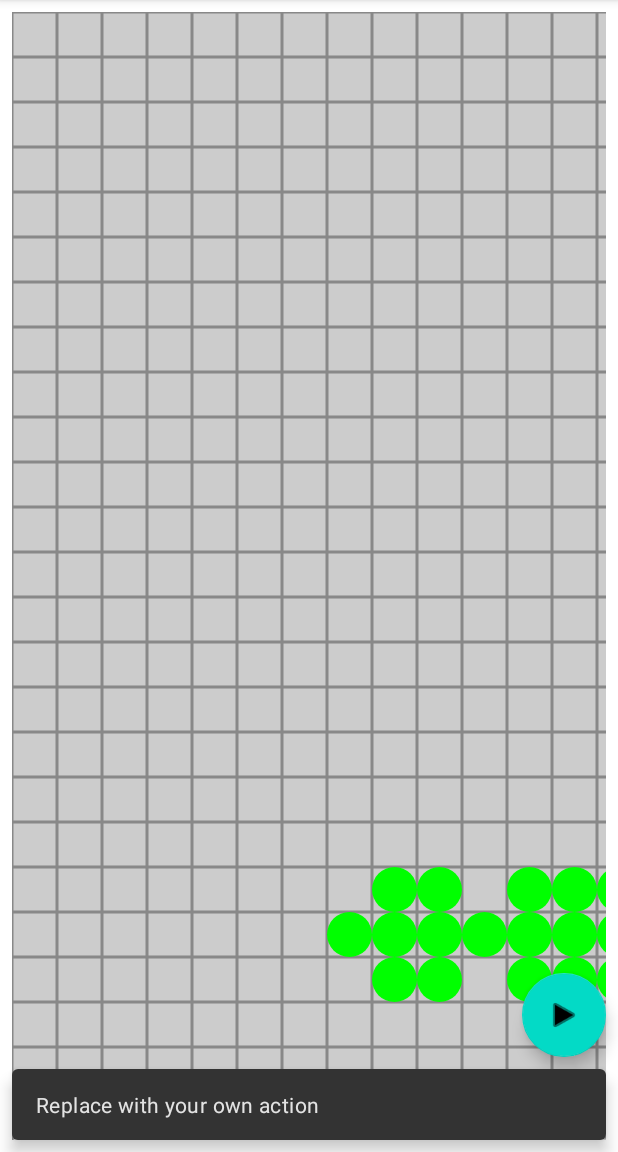
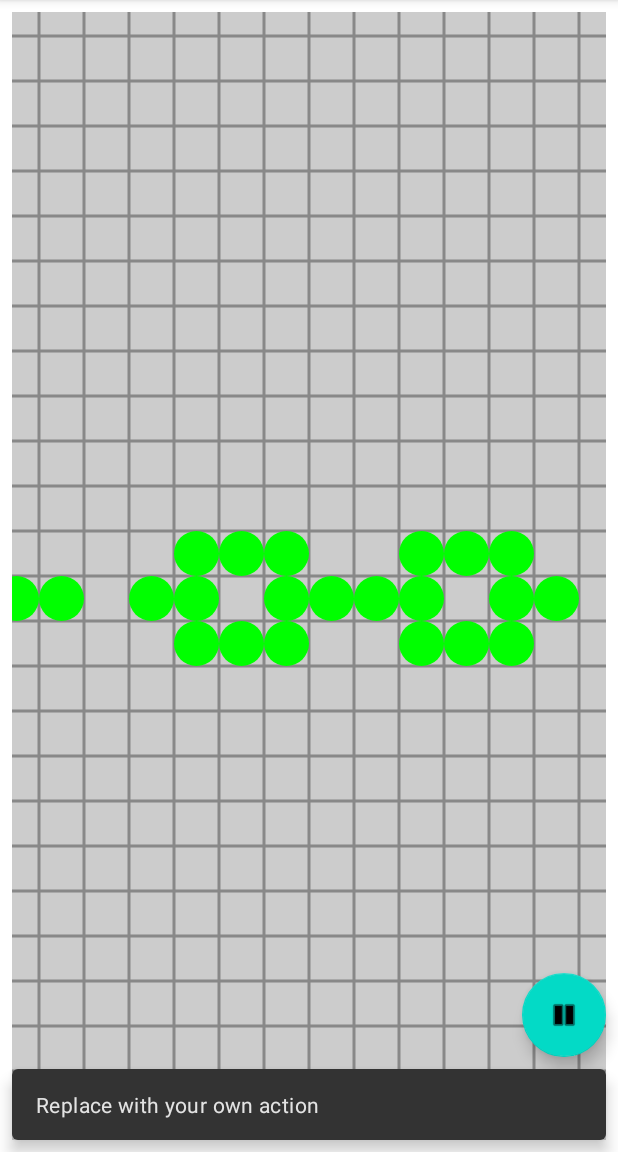
Before and after one commit to erikbuck/GameOfLife-for-Android, an Android app: the GameOfLifeActivity screen opened directly, with no data from a screen before it, after a tap on an icon or button, on a phone screen of 412 x 824 dp, the part 84-1236 px from its top. Run offline under Robolectric (Android 15) with nearby library versions, the light colour scheme and no system bars; libraries missing offline, so code that uses them is left out: junit.framework; 1 statement that could not run was skipped.

Commit message:
Added support for the standard set of starting conditionsselectable through a standard "settings" menu.

```diff
--- a/app/src/main/java/com/wsu/erikbuck/gameoflife/GameOfLifeActivity.java
+++ b/app/src/main/java/com/wsu/erikbuck/gameoflife/GameOfLifeActivity.java
@@ -5,11 +5,64 @@ import android.support.design.widget.FloatingActionButton;
 import android.support.design.widget.Snackbar;
 import android.support.v7.app.AppCompatActivity;
 import android.support.v7.widget.Toolbar;
-import android.view.View;
 import android.view.Menu;
 import android.view.MenuItem;
+import android.view.View;
+
+import java.util.HashMap;
 
 public class GameOfLifeActivity extends AppCompatActivity {
+
+    static final int gliderCellPositions[][] =  {
+            {1,0}, {2,1}, {2,2}, {1,2}, {0,2},
+    };
+
+    static final int smallExplosionsCellPositions[][] =  {
+            {0,1}, {0,2}, {1,0}, {1,1}, {1,3}, {2,1}, {2,2},
+    };
+    static final int explosionsCellPositions[][] =  {
+            {0,0}, {0,1}, {0,2}, {0,3}, {0,4}, {2,0}, {2,4}, {4,0}, {4,1}, {4,2}, {4,3}, {4,4},
+    };
+
+    static final int fishCellPositions[][] = {
+            {0,1}, {0,3}, {1,0}, {2,0}, {3,0}, {3,3}, {4,0}, {4,1}, {4,2}
+    };
+
+    static final int tenInARowCellPositions[][] = {
+            {-4,0}, {-3,0}, {-2,0}, {-1,0}, {0,0}, {1,0}, {2,0}, {3,0}, {4,0}, {5,0},
+    };
+
+    static final int pumpCellPositions[][] = {
+            {0,3}, {0,4}, {0,5}, {1,0}, {1,1}, {1,5}, {2,0}, {2,1}, {2,2}, {2,3}, {2,4}, {4,0}, {4,1}, {4,2}, {4,3}, {4,4}, {5,0}, {5,1}, {5,5}, {6,3}, {6,4}, {6,5},
+    };
+
+    static final int shooterCellPositions[][] = {
+            {0,2}, {0,3}, {1,2}, {1,3}, {8,3}, {8,4}, {9,2}, {9,4}, {10,2}, {10,3}, {16,4}, {16,5}, {16,6}, {17,4}, {18,5}, {22,1}, {22,2}, {23,0}, {23,2}, {24,0}, {24,1}, {24,12}, {24,13}, {25,12}, {25,14}, {26,12}, {34,0}, {34,1}, {35,0}, {35,1}, {35,7}, {35,8}, {35,9}, {36,7}, {37,8},
+    };
+
+    static final int clearCellPositions[][] = {
+    };
+
+    static final HashMap<Integer, int [][]>initialCellPositions() {
+        final HashMap<Integer, int [][]> map = new HashMap<>();
+        map.put(R.id.action_clear, clearCellPositions);
+        map.put(R.id.action_glider, gliderCellPositions);
+        map.put(R.id.action_small_explosion, smallExplosionsCellPositions);
+        map.put(R.id.action_explosion, explosionsCellPositions);
+        map.put(R.id.action_fish, fishCellPositions);
+        map.put(R.id.action_ten_in_a_row, tenInARowCellPositions);
+        map.put(R.id.action_pump, pumpCellPositions);
+        map.put(R.id.action_shooter, shooterCellPositions);
+        return map;
+    };
+
+    private void setModel(GameOfLifeModel model) {
+        assert(null != model);
+        GameOfLifeView gameView = (GameOfLifeView)findViewById(R.id.gameoflife);
+        assert(null != gameView);
+        gameView.setModel(model);
+        gameView.center();
+    }
 
     @Override
     protected void onCreate(Bundle savedInstanceState) {
@@ -18,16 +71,26 @@ public class GameOfLifeActivity extends AppCompatActivity {
         Toolbar toolbar = (Toolbar) findViewById(R.id.toolbar);
         setSupportActionBar(toolbar);
 
-        FloatingActionButton fab = (FloatingActionButton) findViewById(R.id.fab);
+        final FloatingActionButton fab = (FloatingActionButton) findViewById(R.id.fab);
         if (null != fab) {
             fab.setOnClickListener(new View.OnClickListener() {
                 @Override
                 public void onClick(View view) {
                     Snackbar.make(view, "Replace with your own action", Snackbar.LENGTH_LONG)
                             .setAction("Action", null).show();
+                    GameOfLifeView gameView = (GameOfLifeView)findViewById(R.id.gameoflife);
+                    assert(null != gameView);
+                    gameView.toggleIsRunning();
+                    if(gameView.getIsRunning()) {
+                        fab.setImageResource(android.R.drawable.ic_media_pause);
+                    } else {
+                        fab.setImageResource(android.R.drawable.ic_media_play);
+                    }
                 }
             });
-        }
+
+         }
+        setModel(new GameOfLifeModel(tenInARowCellPositions));
     }
 
     @Override
@@ -44,8 +107,9 @@ public class GameOfLifeActivity extends AppCompatActivity {
         // as you specify a parent activity in AndroidManifest.xml.
         int id = item.getItemId();
 
-        //noinspection SimplifiableIfStatement
-        if (id == R.id.action_settings) {
+        if(GameOfLifeActivity.initialCellPositions().containsKey(id))
+        {
+            setModel(new GameOfLifeModel(GameOfLifeActivity.initialCellPositions().get(id)));
             return true;
         }
 
--- a/app/src/main/java/com/wsu/erikbuck/gameoflife/GameOfLifeModel.java
+++ b/app/src/main/java/com/wsu/erikbuck/gameoflife/GameOfLifeModel.java
@@ -13,6 +13,12 @@ class CellCoordinate {
     public CellCoordinate(int x, int y) {
         this.x = x;
         this.y = y;
+    }
+
+    public CellCoordinate(int xy[]) {
+        assert 2 == xy.length;
+        this.x = xy[0];
+        this.y = xy[1];
     }
 
     public CellCoordinate(final CellCoordinate original, int dx, int dy) {
@@ -191,6 +197,13 @@ public class GameOfLifeModel {
         }
     }
 
+    GameOfLifeModel(final int initialPositions[][]) {
+        this.mCells = new Hashtable<CellCoordinate, LifeCell>();
+        for (int pos[] : initialPositions) {
+            this.spawnCellAt(new CellCoordinate(pos));
+        }
+    }
+
     public void update() {
         //Log.d("", "========= STARTING UPDATE =========");
         Hashtable<CellCoordinate, LifeCell>newHashtable = new Hashtable<CellCoordinate, LifeCell>();
--- a/app/src/main/java/com/wsu/erikbuck/gameoflife/GameOfLifeView.java
+++ b/app/src/main/java/com/wsu/erikbuck/gameoflife/GameOfLifeView.java
@@ -12,11 +12,12 @@ import android.util.AttributeSet;
  */
 public class GameOfLifeView extends ZoomableView {
     private static float cellSize = 45;
-    private static int delayMs = 200;
-    private android.graphics.Paint paint;
-    private GameOfLifeModel model;
+    private static int delayMs = 50;
 
+    private android.graphics.Paint mPaint;
+    private GameOfLifeModel mModel;
     private Handler mHandler;
+    private boolean mIsRunning;
 
     private static class Animator implements Runnable {
         GameOfLifeView mView;
@@ -27,11 +28,16 @@ public class GameOfLifeView extends ZoomableView {
 
         @Override
         public void run() {
-            mView.model.update();
+            mView.mModel.update();
             mView.invalidate();
-            mView.mHandler.postDelayed(this, delayMs);
+            if(mView.mIsRunning) {
+                mView.mHandler.postDelayed(this, delayMs);
+            }
         }
     }
+
+    Animator mRunnable;
+
     public GameOfLifeView(Context context) {
         super(context);
     }
@@ -47,24 +53,15 @@ public class GameOfLifeView extends ZoomableView {
     @Override
     protected void init(AttributeSet attrs, int defStyle) {
         super.init(attrs, defStyle);
+        mIsRunning = false;
         mHandler = new Handler();
-        paint = new Paint();
-        final CellCoordinate initialCellPositions[] = {
-                new CellCoordinate(10, 20),
-                new CellCoordinate(11, 20),
-                new CellCoordinate(12, 20),
-                new CellCoordinate(13, 20),
-                new CellCoordinate(14, 20),
-                new CellCoordinate(15, 20),
-                new CellCoordinate(16, 20),
-                new CellCoordinate(17, 20),
-                new CellCoordinate(18, 20),
-                new CellCoordinate(19, 20),
-        };
-        model = new GameOfLifeModel(initialCellPositions);
+        mPaint = new Paint();
+        mModel = null;
+        mRunnable = new Animator(this);
 
-        Animator runnable = new Animator(this);
-        mHandler.postDelayed(runnable, delayMs);
+        if(mIsRunning) {
+            mHandler.postDelayed(mRunnable, delayMs);
+        }
     }
 
     // This is a Template Method. It is called automatically after the canvas has been
@@ -76,19 +73,32 @@ public class GameOfLifeView extends ZoomableView {
         float right =  (float)Math.ceil((getRight() - translateX) / cellSize);
         float bottom =  (float)Math.ceil((getBottom() - translateY) / cellSize);
 
-        paint.setStrokeWidth(3);
-        paint.setColor(Color.GRAY);
+        mPaint.setStrokeWidth(3);
+        mPaint.setColor(Color.GRAY);
         for(float y = top; y <= bottom; y += 1) {
-            canvas.drawLine(left * cellSize, y * cellSize, right * cellSize, y * cellSize, paint);
+            canvas.drawLine(left * cellSize, y * cellSize, right * cellSize, y * cellSize, mPaint);
         }
         for(float x = left; x <= right; x += 1) {
-            canvas.drawLine(x * cellSize, top * cellSize, x * cellSize, bottom * cellSize, paint);
+            canvas.drawLine(x * cellSize, top * cellSize, x * cellSize, bottom * cellSize, mPaint);
         }
 
-        paint.setColor(Color.GREEN);
-        for(CellCoordinate pos : model.getPositions()) {
-            canvas.drawCircle((pos.x + 0.5f) * cellSize, (pos.y + 0.5f) * cellSize, cellSize * 0.5f, paint);
+        mPaint.setColor(Color.GREEN);
+        for(CellCoordinate pos : mModel.getPositions()) {
+            canvas.drawCircle((pos.x + 0.5f) * cellSize, (pos.y + 0.5f) * cellSize, cellSize * 0.5f, mPaint);
         }
     }
 
+    public boolean getIsRunning() { return mIsRunning; }
+
+    public void toggleIsRunning() {
+        mIsRunning = !mIsRunning;
+        if(mIsRunning) {
+            mHandler.postDelayed(mRunnable, 0);
+        }
+    }
+
+    public void setModel(GameOfLifeModel model) {
+        mModel = model;
+        this.invalidate();
+    }
 }
--- a/app/src/main/java/com/wsu/erikbuck/gameoflife/ZoomableView.java
+++ b/app/src/main/java/com/wsu/erikbuck/gameoflife/ZoomableView.java
@@ -210,33 +210,6 @@ public class ZoomableView extends View {
 
         //We're going to scale the X and Y coordinates by the same amount
         canvas.scale(scaleFactor, scaleFactor);
-
-        //If translateX times -1 is lesser than zero, let's set it to zero. This takes care of the left bound
-        //if((translateX * -1) < 0) {
-        //    translateX = 0;
-        //}
-        /*
-        This is where we take care of the right bound. We compare translateX times -1 to (scaleFactor - 1) * displayWidth.
-        If translateX is greater than that value, then we know that we've gone over the bound. So we set the value of
-        translateX to (1 - scaleFactor) times the display width. Notice that the terms are interchanged; it's the same
-        as doing -1 * (scaleFactor - 1) * displayWidth
-        */
-        //else if((translateX * -1) > (scaleFactor - 1) * width) {
-        //    translateX = (1 - scaleFactor) * width;
-        //}
-
-        //if(translateY * -1 < 0) {
-        //    translateY = 0;
-        //}
-
-        //We do the exact same thing for the bottom bound, except in this case we use the height of the display
-        //else if((translateY * -1) > (scaleFactor - 1) * height) {
-        //    translateY = (1 - scaleFactor) * height;
-        //}
-
-        //Log.d("debug", "translateX=" + translateX + " translateY=" + translateY);
-        //We need to divide by the scale factor here, otherwise we end up with excessive panning based on our zoom level
-        //because the translation amount also gets scaled according to how much we've zoomed into the canvas.
         canvas.translate(translateX / scaleFactor, translateY / scaleFactor);
 
         // Call the onDrawScaled after any scale and translation have been performed
@@ -254,6 +227,21 @@ public class ZoomableView extends View {
         }
     }
 
+    @Override
+    public void onLayout (boolean changed,
+                               int left,
+                               int top,
+                               int right,
+                               int bottom) {
+        super.onLayout(changed, left, top, right, bottom);
+        center();
+    }
+
+    public void center() {
+        translateX = (getRight() - getLeft()) * 0.5f;
+        translateY = (getBottom() - getTop()) * 0.5f;
+        this.invalidate();
+    }
 
     /**
      * Gets the example string attribute value.
--- a/app/src/main/res/layout/content_game_of_life.xml
+++ b/app/src/main/res/layout/content_game_of_life.xml
@@ -13,6 +13,7 @@
     tools:showIn="@layout/activity_game_of_life">
 
     <com.wsu.erikbuck.gameoflife.GameOfLifeView
+        android:id="@+id/gameoflife"
         android:layout_width="match_parent"
         android:layout_height="match_parent"
         android:text="Hello World!"
--- a/app/src/main/res/menu/menu_game_of_life.xml
+++ b/app/src/main/res/menu/menu_game_of_life.xml
@@ -3,8 +3,43 @@
     xmlns:tools="http://schemas.android.com/tools"
     tools:context="com.wsu.erikbuck.gameoflife.GameOfLifeActivity">
     <item
-        android:id="@+id/action_settings"
+        android:id="@+id/action_clear"
         android:orderInCategory="100"
-        android:title="@string/action_settings"
+        android:title="@string/action_clear"
+        app:showAsAction="never" />
+    <item
+        android:id="@+id/action_small_explosion"
+        android:orderInCategory="100"
+        android:title="@string/action_small_explosion"
+        app:showAsAction="never" />
+    <item
+        android:id="@+id/action_explosion"
+        android:orderInCategory="100"
+        android:title="@string/action_explosion"
+        app:showAsAction="never" />
+    <item
+    android:id="@+id/action_fish"
+    android:orderInCategory="100"
+    android:title="@string/action_fish"
+    app:showAsAction="never" />
+    <item
+        android:id="@+id/action_glider"
+        android:orderInCategory="100"
+        android:title="@string/action_glider"
+        app:showAsAction="never" />
+    <item
+        android:id="@+id/action_ten_in_a_row"
+        android:orderInCategory="100"
+        android:title="@string/action_ten_in_a_row"
+        app:showAsAction="never" />
+    <item
+        android:id="@+id/action_pump"
+        android:orderInCategory="100"
+        android:title="@string/action_pump"
+        app:showAsAction="never" />
+    <item
+        android:id="@+id/action_shooter"
+        android:orderInCategory="100"
+        android:title="@string/action_shooter"
         app:showAsAction="never" />
 </menu>
```
